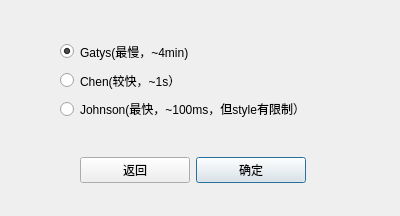
The window that gui/select_algorithm.ui (ZYFZYF/Image-Style-Transfer) describes before a commit, drawn with Qt 5.
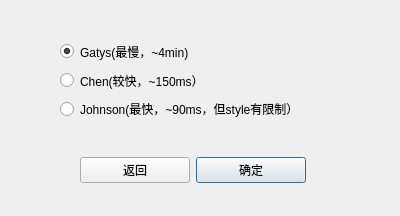
The same window after the commit.

Patch:
```diff
--- a/gui/select_algorithm.ui
+++ b/gui/select_algorithm.ui
@@ -36,14 +36,14 @@
     <item>
      <widget class="QRadioButton" name="Chen">
       <property name="text">
-       <string>Chen(较快，~1s）</string>
+       <string>Chen(较快，~150ms）</string>
       </property>
      </widget>
     </item>
     <item>
      <widget class="QRadioButton" name="Johnson">
       <property name="text">
-       <string>Johnson(最快，~100ms，但style有限制）</string>
+       <string>Johnson(最快，~90ms，但style有限制）</string>
       </property>
      </widget>
     </item>
```
